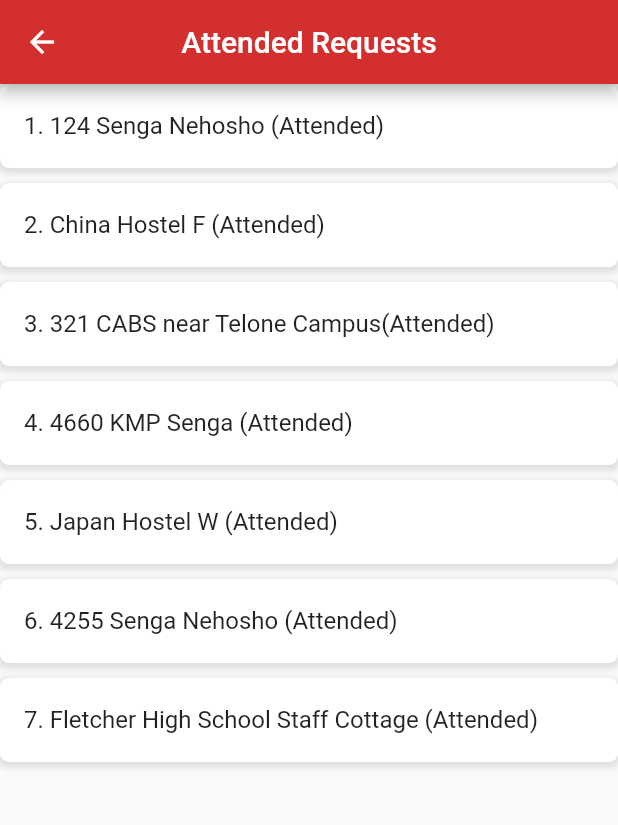
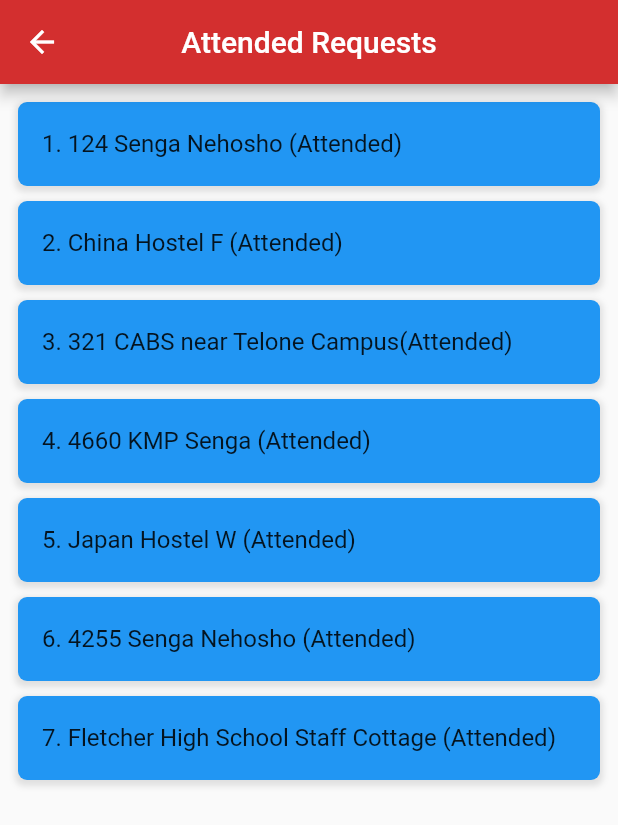
Before and after one commit to tinaishe-dr16/MOBEAS_App, a Flutter app: the Requests widget shown alone on an empty page, opened directly, after a tap on "View All", on a phone screen of 412 x 824 dp. Shown: the top 825 px of the screen. Run offline on Flutter 3.47's test engine with Material 2 defaults, Android fonts, the phone set to English and light mode, and no system bars; our stand-ins replace cloud_firestore, firebase_auth, firebase_core, firebase_database, fluttertoast, geocoding and 2 more; missing offline and left inert: flutter_polyline_points; accounts and stored records are empty; network calls fail.

Commit message:
colourful requests

```diff
--- a/lib/attended.dart
+++ b/lib/attended.dart
@@ -18,12 +18,14 @@ class Attended extends StatelessWidget {
         title: Text('Attended Requests'),
         backgroundColor: Colors.red[700],
       ),
-      body: Container(
+      body: Padding(
+        padding: const EdgeInsets.all(12.0),
+        child: Container(
           child: ListView(
             children: [
               Container(
                 decoration: BoxDecoration(
-                color: Colors.white,
+                  color: Colors.blue,
                   borderRadius: BorderRadius.circular(6),
                   boxShadow: [
                     BoxShadow(
@@ -45,7 +47,7 @@ class Attended extends StatelessWidget {
               ),
               Container(
                 decoration: BoxDecoration(
-                color: Colors.white,
+                  color: Colors.blue,
                   borderRadius: BorderRadius.circular(6),
                   boxShadow: [
                     BoxShadow(
@@ -67,7 +69,7 @@ class Attended extends StatelessWidget {
               ),
               Container(
                 decoration: BoxDecoration(
-                color: Colors.white,
+                  color: Colors.blue,
                   borderRadius: BorderRadius.circular(6),
                   boxShadow: [
                     BoxShadow(
@@ -89,7 +91,7 @@ class Attended extends StatelessWidget {
               ),
               Container(
                 decoration: BoxDecoration(
-                color: Colors.white,
+                  color: Colors.blue,
                   borderRadius: BorderRadius.circular(6),
                   boxShadow: [
                     BoxShadow(
@@ -111,7 +113,7 @@ class Attended extends StatelessWidget {
               ),
               Container(
                 decoration: BoxDecoration(
-                color: Colors.white,
+                  color: Colors.blue,
                   borderRadius: BorderRadius.circular(6),
                   boxShadow: [
                     BoxShadow(
@@ -133,7 +135,7 @@ class Attended extends StatelessWidget {
               ),
               Container(
                 decoration: BoxDecoration(
-                color: Colors.white,
+                  color: Colors.blue,
                   borderRadius: BorderRadius.circular(6),
                   boxShadow: [
                     BoxShadow(
@@ -155,7 +157,7 @@ class Attended extends StatelessWidget {
               ),
               Container(
                 decoration: BoxDecoration(
-                color: Colors.white,
+                  color: Colors.blue,
                   borderRadius: BorderRadius.circular(6),
                   boxShadow: [
                     BoxShadow(
@@ -166,7 +168,8 @@ class Attended extends StatelessWidget {
                   ],
                 ),
                 child: ListTile(
-                title: Text('7. Fletcher High School Staff Cottage (Attended)'),
+                  title:
+                      Text('7. Fletcher High School Staff Cottage (Attended)'),
                   hoverColor: Colors.grey,
                   onTap: () => Navigator.push(context,
                       MaterialPageRoute(builder: (context) => Request10())),
@@ -178,6 +181,7 @@ class Attended extends StatelessWidget {
             ],
           ),
         ),
+      ),
     );
   }
 }
--- a/lib/nomorereqs.dart
+++ b/lib/nomorereqs.dart
@@ -63,7 +63,7 @@ class NoMoreReqs extends StatelessWidget {
             ),
             Container(
               decoration: BoxDecoration(
-                color: Colors.white,
+                color: Colors.green,
                 borderRadius: BorderRadius.circular(6),
                 boxShadow: [
                   BoxShadow(
@@ -85,7 +85,7 @@ class NoMoreReqs extends StatelessWidget {
             ),
             Container(
               decoration: BoxDecoration(
-                color: Colors.white,
+                color: Colors.green,
                 borderRadius: BorderRadius.circular(6),
                 boxShadow: [
                   BoxShadow(
--- a/lib/requests.dart
+++ b/lib/requests.dart
@@ -31,7 +31,7 @@ class _Requests extends State<Requests> {
             ),
             Container(
               decoration: BoxDecoration(
-                color: Colors.white,
+                color: Colors.green,
                 borderRadius: BorderRadius.circular(6),
                 boxShadow: [
                   BoxShadow(
@@ -53,7 +53,7 @@ class _Requests extends State<Requests> {
             ),
             Container(
               decoration: BoxDecoration(
-                color: Colors.white,
+                color: Colors.green,
                 borderRadius: BorderRadius.circular(6),
                 boxShadow: [
                   BoxShadow(
@@ -118,7 +118,7 @@ class _Requests extends State<Requests> {
             ),
             Container(
               decoration: BoxDecoration(
-                color: Colors.white,
+                color: Colors.blue,
                 borderRadius: BorderRadius.circular(6),
                 boxShadow: [
                   BoxShadow(
@@ -140,7 +140,7 @@ class _Requests extends State<Requests> {
             ),
             Container(
               decoration: BoxDecoration(
-                color: Colors.white,
+                color: Colors.blue,
                 borderRadius: BorderRadius.circular(6),
                 boxShadow: [
                   BoxShadow(
@@ -162,7 +162,7 @@ class _Requests extends State<Requests> {
             ),
             Container(
               decoration: BoxDecoration(
-                color: Colors.white,
+                color: Colors.blue,
                 borderRadius: BorderRadius.circular(6),
                 boxShadow: [
                   BoxShadow(
```
Lines whose indentation alone changed are shown as unchanged.
